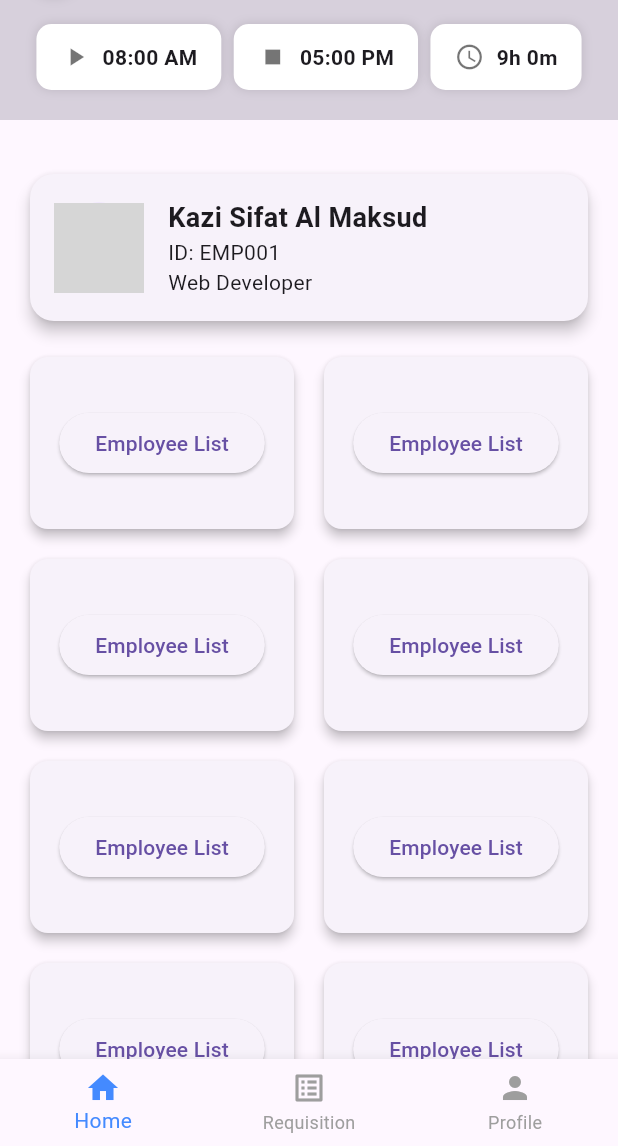
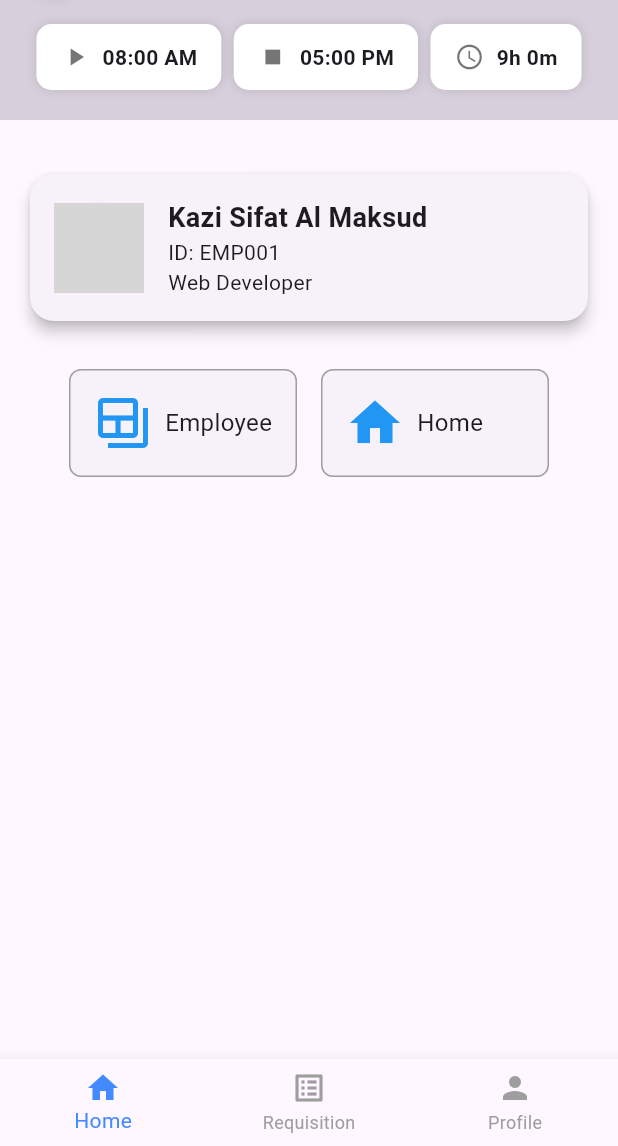
Before and after one commit to KaziSifatAlMaksud/Flutter_Management_Application, a Flutter app: the screen it shows after launch, on a phone screen of 412 x 824 dp, the part 90-1236 px from its top. Run offline on Flutter 3.47's test engine with Material 3 defaults, Android fonts, the phone set to English and light mode, and no system bars; grey boxes are pictures that could not be loaded.

Commit message:
add home

```diff
--- a/lib/presentation/screens/home.dart
+++ b/lib/presentation/screens/home.dart
@@ -2,6 +2,7 @@ import 'package:flutter/material.dart';
 import '../widgets/bottomNavigationBar.dart';
 import '../widgets/rightDrawer.dart';
 import '../widgets/topbar.dart';
+import '../widgets/homeCard.dart';
 
 class HomePage extends StatelessWidget {
   static const String employeeId = 'EMP001';
@@ -57,39 +58,54 @@ class HomePage extends StatelessWidget {
               ),
             ),
 
+            Container(
+              padding: EdgeInsets.all(8.0),
+              child: Wrap(
+                spacing: 8.0, // Horizontal space between cards
+                runSpacing: 8.0, // Vertical space between rows
+                children: [
+                  buildCard(context, '/users', Icons.backup_table_outlined , 'Employee'),
+                  buildCard(context, '/home', Icons.home, 'Home'),
+                  // buildCard(),
+                  // buildCard(),
+                  // buildCard(),
+                ],
+              ),
+            )
+
             // Grid of Buttons
-            Padding(
-              padding: const EdgeInsets.symmetric(horizontal: 16.0),
-              child: GridView.builder(
-                shrinkWrap: true,
-                physics: const NeverScrollableScrollPhysics(),
-                itemCount: 8,
-                gridDelegate: const SliverGridDelegateWithFixedCrossAxisCount(
-                  crossAxisCount: 2,
-                  mainAxisSpacing: 12,
-                  crossAxisSpacing: 12,
-                  childAspectRatio: 3 / 2,
-                ),
-                itemBuilder: (context, index) {
-                  return Card(
-                    elevation: 3,
-                    shape: RoundedRectangleBorder(
-                      borderRadius: BorderRadius.circular(12),
-                    ),
-                    child: Center(
-                      child: ElevatedButton(
-                        onPressed: () {
-                          Navigator.pushNamed(context, '/users');
-                        },
-                        child: const Text('Employee List'),
-                      ),
-                    ),
-                  );
-                },
-              ),
-            ),
+            // Padding(
+            //   padding: const EdgeInsets.symmetric(horizontal: 16.0),
+            //   child: GridView.builder(
+            //     shrinkWrap: true,
+            //     physics: const NeverScrollableScrollPhysics(),
+            //     itemCount: 8,
+            //     gridDelegate: const SliverGridDelegateWithFixedCrossAxisCount(
+            //       crossAxisCount: 2,
+            //       mainAxisSpacing: 12,
+            //       crossAxisSpacing: 12,
+            //       childAspectRatio: 3 / 2,
+            //     ),
+            //     itemBuilder: (context, index) {
+            //       return Card(
+            //         elevation: 3,
+            //         shape: RoundedRectangleBorder(
+            //           borderRadius: BorderRadius.circular(12),
+            //         ),
+            //         child: Center(
+            //           child: ElevatedButton(
+            //             onPressed: () {
+            //               Navigator.pushNamed(context, '/users');
+            //             },
+            //             child: const Text('Employee List'),
+            //           ),
+            //         ),
+            //       );
+            //     },
+            //   ),
+            // ),
 
-            const SizedBox(height: 20),
+          //  const SizedBox(height: 20),
           ],
         ),
       ),
--- /dev/null
+++ b/lib/presentation/widgets/homeCard.dart
@@ -0,0 +1,31 @@
+import 'package:flutter/material.dart';
+
+Widget buildCard(BuildContext context, String url, IconData icon, String title) {
+  return SizedBox(
+    width: 160, // Controls card width to allow multiple in a row
+    child: Card(
+      shape: RoundedRectangleBorder(
+        side: BorderSide(color: Colors.grey, width: 1),
+        borderRadius: BorderRadius.circular(8),
+      ),
+      elevation: 0,
+      child: InkWell(
+        borderRadius: BorderRadius.circular(8),
+        onTap: () {
+          Navigator.pushNamed(context, url);
+        },
+        child: Padding(
+          padding: EdgeInsets.all(16.0),
+          child: Row(
+            mainAxisSize: MainAxisSize.min,
+            children: [
+              Icon(icon, size: 40, color: Colors.blue),
+              SizedBox(width: 8), // Horizontal spacing in Row
+              Text(title, style: TextStyle(fontSize: 16)),
+            ],
+          ),
+        ),
+      ),
+    ),
+  );
+}
```
Also changed, not shown: pubspec.yaml (+7 -0 lines), assets/image/icon/app_icon.png (added).
